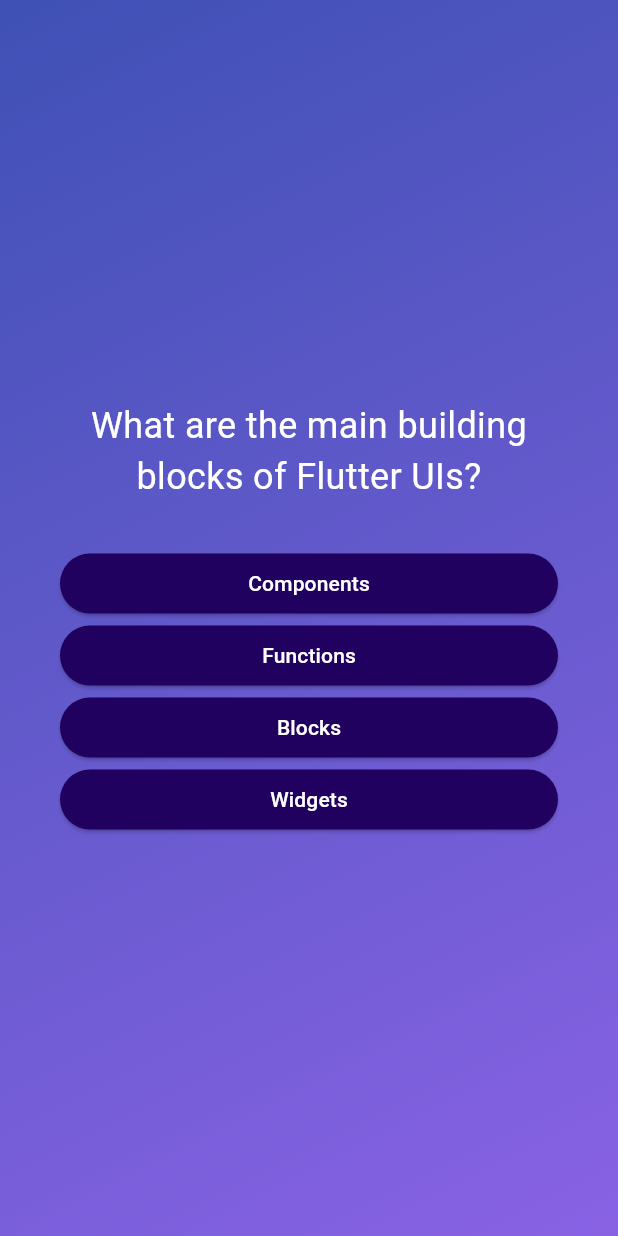
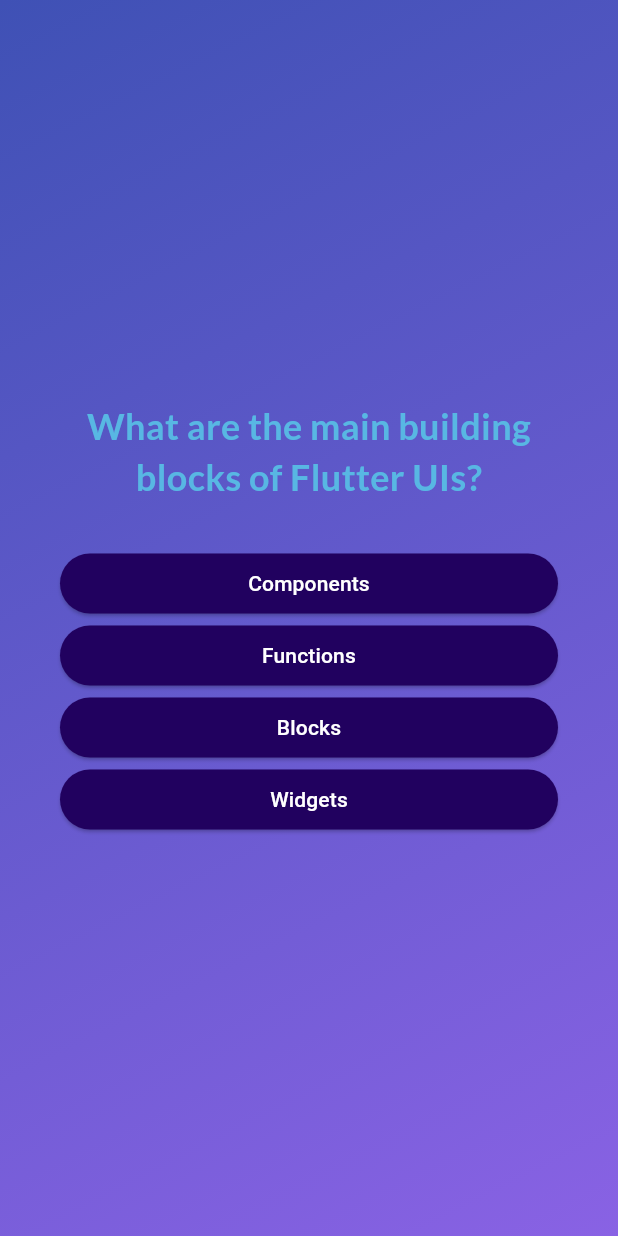
Before and after one commit to stefanobianda/adv_basics, a Flutter app: the screen it shows after launch, after a tap on "Start Quiz", on a phone screen of 412 x 824 dp. Run offline on Flutter 3.47's test engine with Material 3 defaults, Android fonts, the phone set to English and light mode, and no system bars; our stand-ins replace google_fonts.

Commit message:
change text using google fonts

```diff
--- a/lib/answer_button.dart
+++ b/lib/answer_button.dart
@@ -21,7 +21,10 @@ class AnswerButton extends StatelessWidget {
           shape: RoundedRectangleBorder(
             borderRadius: BorderRadius.circular(40),
           )),
-      child: Text(answerText),
+      child: Text(
+        answerText,
+        textAlign: TextAlign.center,
+      ),
     );
   }
 }
--- a/lib/question_screen.dart
+++ b/lib/question_screen.dart
@@ -4,6 +4,7 @@ import 'package:adv_basics/answer_button.dart';
 import 'package:adv_basics/models/quiz_question.dart';
 import 'package:flutter/material.dart';
 import 'package:adv_basics/data/questions.dart';
+import 'package:google_fonts/google_fonts.dart';
 
 class QuestionScreen extends StatefulWidget {
   const QuestionScreen({super.key});
@@ -33,9 +34,10 @@ class _QuestionScreenState extends State<QuestionScreen> {
           children: [
             Text(
               currentQuestion.text,
-              style: const TextStyle(
-                color: Colors.white,
+              style: GoogleFonts.lato(
+                color: const Color.fromARGB(255, 88, 183, 227),
                 fontSize: 24,
+                fontWeight: FontWeight.bold,
               ),
               textAlign: TextAlign.center,
             ),
--- a/lib/start_screen.dart
+++ b/lib/start_screen.dart
@@ -1,4 +1,5 @@
 import 'package:flutter/material.dart';
+import 'package:google_fonts/google_fonts.dart';
 
 class StartScreen extends StatelessWidget {
   const StartScreen(this.startQuiz, {super.key});
@@ -19,10 +20,10 @@ class StartScreen extends StatelessWidget {
           const SizedBox(
             height: 80,
           ),
-          const Text(
+          Text(
             'Learn Flutter the fun way!',
-            style: TextStyle(
-              color: Colors.white,
+            style: GoogleFonts.lato(
+              color: const Color.fromARGB(255, 88, 183, 227),
               fontSize: 24,
             ),
           ),
--- a/pubspec.yaml
+++ b/pubspec.yaml
@@ -35,6 +35,7 @@ dependencies:
   # The following adds the Cupertino Icons font to your application.
   # Use with the CupertinoIcons class for iOS style icons.
   cupertino_icons: ^1.0.6
+  google_fonts: ^6.2.1
 
 dev_dependencies:
   flutter_test:
```
Also changed, not shown: pubspec.lock, 7 other files.
